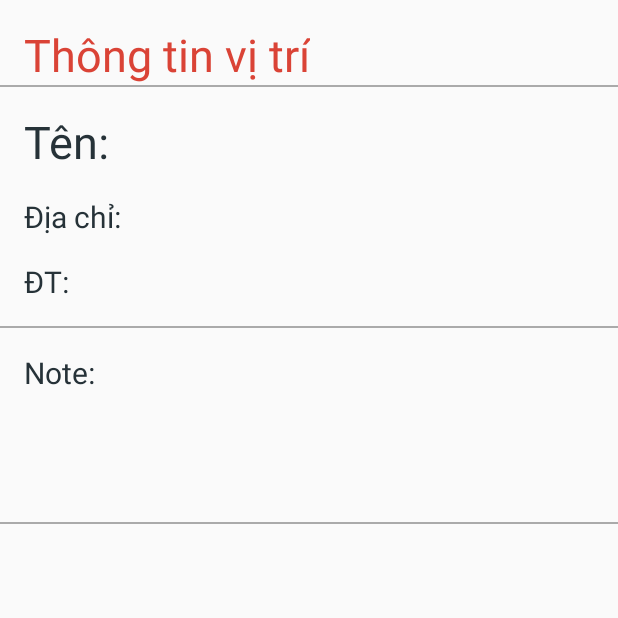
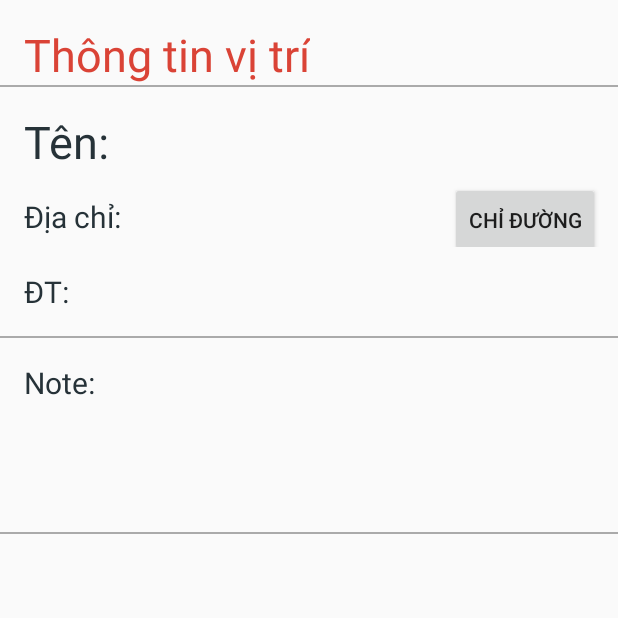
Before and after one commit to trandinhlam/AndroidProjectGroup32, an Android app: the ThongTinViTri screen opened directly, with no data from a screen before it, on a phone screen of 412 x 824 dp, the top half of it. Run offline under Robolectric (Android 15) with nearby library versions, the phone set to English and light mode, and no system bars; 1 statement that could not run was skipped.

Commit message:
Cập nhật: refresh thành công sau khi sửa nội dung. Bước tiếp theo là custom Địa chỉ, ko chỉ lưu tên địa chỉ mà là lưu nguyên 1 cấu trúc địa chỉ(ViTriThem)

```diff
--- a/LoactionSaver/app/src/main/java/com/example/thekiet/loactionsaver/ThongTinViTri.java
+++ b/LoactionSaver/app/src/main/java/com/example/thekiet/loactionsaver/ThongTinViTri.java
@@ -23,6 +23,7 @@ public class ThongTinViTri extends Activity {
     TextView txtTen,txtDiachi,txtDT, txtnote;
     ImageView hinh;
     Activity currentAct;
+    Button btnChiDuong;
     @Override
     protected void onCreate(Bundle savedInstanceState) {
         super.onCreate(savedInstanceState);
@@ -37,7 +38,7 @@ public class ThongTinViTri extends Activity {
         txtnote =(TextView) findViewById(R.id.Note);
 
         hinh= (ImageView) findViewById(R.id.hinhanhchitiet);
-
+        btnChiDuong=(Button) findViewById(R.id.btnChiDuong);
 
         Intent intentExtras=getIntent();
         Bundle mybundle=intentExtras.getExtras();
@@ -62,6 +63,5 @@ public class ThongTinViTri extends Activity {
 
 
 
-
     }
 }
--- a/LoactionSaver/app/src/main/java/data/MyDatabaseHelper.java
+++ b/LoactionSaver/app/src/main/java/data/MyDatabaseHelper.java
@@ -51,8 +51,6 @@ public class MyDatabaseHelper extends SQLiteOpenHelper {
     public void onUpgrade(SQLiteDatabase db, int oldVersion, int newVersion) {
         // Drop table
         db.execSQL("DROP TABLE IF EXISTS " + TABLE_DanhBa);
-
-
         // Recreate
         onCreate(db);
     }
--- a/LoactionSaver/app/src/main/java/fragment/fragment_danhba.java
+++ b/LoactionSaver/app/src/main/java/fragment/fragment_danhba.java
@@ -173,8 +173,11 @@ public class fragment_danhba extends Fragment {
                 MyDatabaseHelper db = new MyDatabaseHelper(this.getContext());
                 this.listdulieu =  db.getAllItems();
                 db.close();
+                adapter = (MyArrayAdapter) new MyArrayAdapter(this.getActivity(),
+                        R.layout.itemdanhba_layout,listdulieu);
+                lvdanhba.setAdapter(adapter);
                 // Thông báo dữ liệu thay đổi (Để refresh ListView).
-                this.adapter.notifyDataSetChanged();
+
                 Log.i("ThongBao","RefreshListview....size="+ listdulieu.size());
             }
         }
--- a/LoactionSaver/app/src/main/res/layout/itemdanhba_chitiet_layout.xml
+++ b/LoactionSaver/app/src/main/res/layout/itemdanhba_chitiet_layout.xml
@@ -30,16 +30,27 @@
         android:textSize="@dimen/Itemtextsize"
         android:textColor="@color/textcolor1"
         />
-
+    <LinearLayout
+        android:layout_width="match_parent"
+        android:layout_height="wrap_content"
+        android:orientation="horizontal">
         <TextView
             android:id="@+id/DiaChi"
-        android:layout_width="wrap_content"
+            android:layout_width="300dp"
             android:layout_height="wrap_content"
             android:text="Địa chỉ:"
             android:textColor="@color/textcolor1"
             android:paddingLeft="@dimen/fab_margin"
             android:paddingTop="@dimen/fab_margin"
             android:textSize="@dimen/Itemtextsize2"/>
+        <Button
+            android:id="@+id/btnChiDuong"
+            android:layout_width="100dp"
+            android:layout_height="50dp"
+            android:text="Chỉ đường"/>
+    </LinearLayout>
+
+
     <TextView
         android:id="@+id/SDT"
         android:layout_width="wrap_content"
```
Lines whose indentation alone changed are shown as unchanged.
